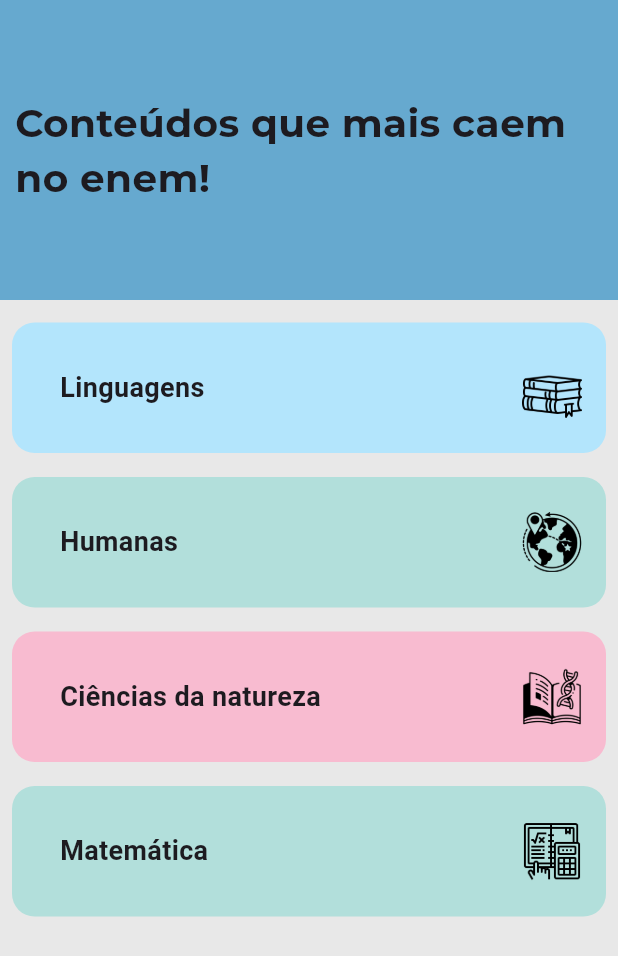
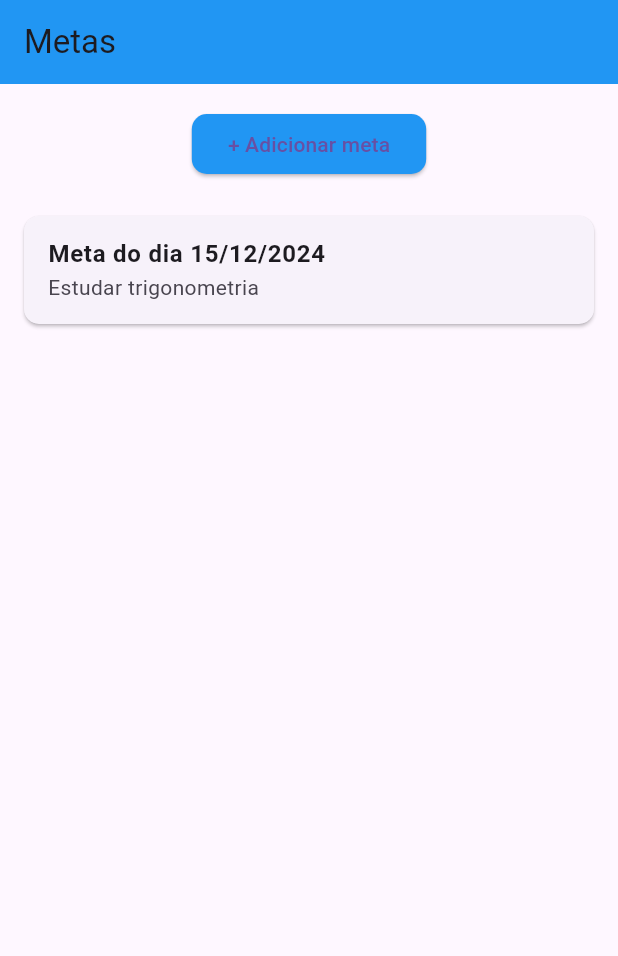
Before and after one commit to analuiza75/myapp, a Flutter app: the screen it shows after launch, on a phone screen of 412 x 824 dp. Shown: the top 956 px of the screen. Run offline on Flutter 3.47's test engine with Material 3 defaults, Android fonts, the phone set to English and light mode, and no system bars; our stand-ins replace google_fonts, sqflite; accounts and stored records are empty.

Commit message:
Adicionado sqlite+cad+lista de metas

```diff
--- /dev/null
+++ b/lib/db/DBHelper.dart
@@ -0,0 +1,52 @@
+
+
+import 'package:path/path.dart';
+import 'package:sqflite/sqflite.dart';
+
+
+class DBHelper {
+
+
+  // Banco de dados
+  late Database _db;
+
+
+  Future<Database> initDB() async {
+    String path = join(await getDatabasesPath(), 'metas.db');
+    _db = await openDatabase(path, version: 1, onCreate: (db, version) async {
+      String sql =
+          'CREATE TABLE METAS (id INTEGER PRIMARY KEY AUTOINCREMENT, materia varchar(100), objetivo varchar(500),  prazo varchar(20), repeticao varchar(100));';
+      await db.execute(sql);
+
+
+      sql =
+      " INSERT INTO METAS (materia, objetivo, prazo, repeticao) VALUES ('Matemática', 'Estudar trigonometria', '15/12/2024', 'Diariamente');"
+      ;
+      await db.execute(sql);
+
+
+      //await db.execute(sql);
+    });
+    return _db;
+    print(path);
+
+
+  }
+
+
+  Future<void> getTableInfo() async {
+    final db = await initDB();
+    final result = await db.rawQuery('PRAGMA table_info(METAS)');  // Obtém os atributos (colunas) da tabela HOSPITAIS
+
+
+    for (var row in result) {
+      print('Coluna: ${row['name']}');  // Exibe o nome de cada coluna
+    }
+  }
+
+
+
+
+
+
+}
--- /dev/null
+++ b/lib/db/metas_DAO.dart
@@ -0,0 +1,44 @@
+
+import 'package:sqflite/sqflite.dart';
+
+import '../domain/Metas.dart';
+import 'DBHelper.dart';
+
+
+class MetasDAO{
+
+
+  Future<List<metas>> listarMetas() async {
+    Database db = await DBHelper().initDB();
+    String sql = 'SELECT * FROM METAS;';
+
+
+    var result = await db.rawQuery(sql);
+
+
+    List<metas> lista = [];
+    for (var json in result) {
+      metas metasAdd = metas.fromJson(json);
+      lista.add(metasAdd);
+    }
+
+
+    return lista;
+  }
+
+
+
+
+  insertMetas(metas mets) async{
+
+
+    Database db = await DBHelper().initDB();
+    db.insert("METAS",mets.toJson());
+  }
+
+
+
+
+
+
+}
--- /dev/null
+++ b/lib/domain/Metas.dart
@@ -0,0 +1,39 @@
+import 'package:flutter/cupertino.dart';
+
+
+class metas {
+  late int id;
+  late String materia;
+  late String objetivo;
+  late String prazo;
+  late String repeticao;
+
+
+  metas({
+
+
+    required this.materia,
+    required this.objetivo,
+    required this.prazo,
+    required this.repeticao,
+  });
+
+
+  metas.fromJson(Map<String, dynamic> json) {
+    id = json['id']; // Valor padrão para id
+    materia = json['materia'] ?? 'Materia não disponível'; // Valor padrão
+    objetivo = json['objetivo'] ?? 'Sem Objetivos';
+    prazo = json['prazo'] ?? 'Prazo não disponível';
+    repeticao = json['repeticao'] ?? 'Repetiçõa não informada';
+  }
+
+
+  Map<String, dynamic> toJson() {
+    return {
+      'materia': materia,
+      'objetivo': objetivo,
+      'prazo': prazo,
+      'repeticao': repeticao,
+    };
+  }
+}
--- a/lib/main.dart
+++ b/lib/main.dart
@@ -1,12 +1,20 @@
 
 import 'package:flutter/material.dart';
-import 'package:myapp/pages/conteudos_enem.dart';
-
+import 'package:myapp/pages/ListarMetas.dart';
 
 void main() {
-  runApp(
-    const MaterialApp(
-      home: ConteudosEnem(),
-    ),
-  );
+  runApp(const MyApp());
 }
+
+class MyApp extends StatelessWidget {
+  const MyApp({super.key});
+
+  // This widget is the root of your application.
+  @override
+  Widget build(BuildContext context) {
+    return MaterialApp(
+
+      home: GoalsScreen(),
+    );
+  }
+}
--- /dev/null
+++ b/lib/pages/ListarMetas.dart
@@ -0,0 +1,91 @@
+
+import 'package:flutter/material.dart';
+
+import '../db/DBHelper.dart';
+import '../db/metas_DAO.dart';
+import '../domain/Metas.dart';
+import 'CadastroMetas.dart';
+
+class GoalsScreen extends StatefulWidget {
+  GoalsScreen({Key? key}) : super(key: key);
+
+  @override
+  State<GoalsScreen> createState() => _GoalsScreenState();
+}
+
+class _GoalsScreenState extends State<GoalsScreen> {
+  List<metas> metass = [];
+
+  @override
+  void initState() {
+    super.initState();
+    loadData();
+    DBHelper().getTableInfo();
+
+  }
+
+  loadData() async {
+    metass = await MetasDAO().listarMetas();
+    setState(() {});
+  }
+
+
+  @override
+  Widget build(BuildContext context) {
+
+    return Scaffold(
+      appBar: AppBar(
+        title: const Text('Metas'),
+        backgroundColor: Colors.blue,
+      ),
+      body: Column(
+        children: [
+          Padding(
+            padding: const EdgeInsets.all(16.0),
+            child: ElevatedButton(
+              onPressed: () {
+                Navigator.push(
+                  context,
+                  MaterialPageRoute(
+                    builder: (context) => CadastroMetas(),
+                  ),
+                );
+              },
+              style: ElevatedButton.styleFrom(
+                backgroundColor: Colors.blue,
+                shape: RoundedRectangleBorder(
+                  borderRadius: BorderRadius.circular(10),
+                ),
+              ),
+              child: const Text('+ Adicionar meta'),
+            ),
+          ),
+          Expanded(
+            child: ListView.builder(
+              itemCount: metass.length,
+              itemBuilder: (context, index) {
+                metas m = metass[index];
+                return Card(
+                  margin: const EdgeInsets.symmetric(horizontal: 16, vertical: 8),
+                  shape: RoundedRectangleBorder(
+                    borderRadius: BorderRadius.circular(10),
+                  ),
+                  child: ListTile(
+                    title: Text(
+                      'Meta do dia ${m.prazo}',
+                      style: const TextStyle(fontSize: 16, fontWeight: FontWeight.bold),
+                    ),
+                    subtitle: Text('${m.objetivo}'),
+                    onTap: () {
+                      // Ação ao clicar na meta
+                    },
+                  ),
+                );
+              },
+            ),
+          ),
+        ],
+      ),
+    );
+  }
+}
--- a/pubspec.yaml
+++ b/pubspec.yaml
@@ -30,7 +30,8 @@ environment:
 dependencies:
   flutter:
     sdk: flutter
-
+  sqflite:
+  path:
 
   # The following adds the Cupertino Icons font to your application.
   # Use with the CupertinoIcons class for iOS style icons.
@@ -65,6 +66,7 @@ flutter:
     - assets/livro.png
     - assets/matematica.png
     - assets/mundo.png
+    - assets/img.png
   # assets:
   #   - images/a_dot_burr.jpeg
   #   - images/a_dot_ham.jpeg
```
Also changed, not shown: lib/pages/CadastroMetas.dart (added, +211 -0 lines), assets/img.png (added), pubspec.lock, 3 other files.
